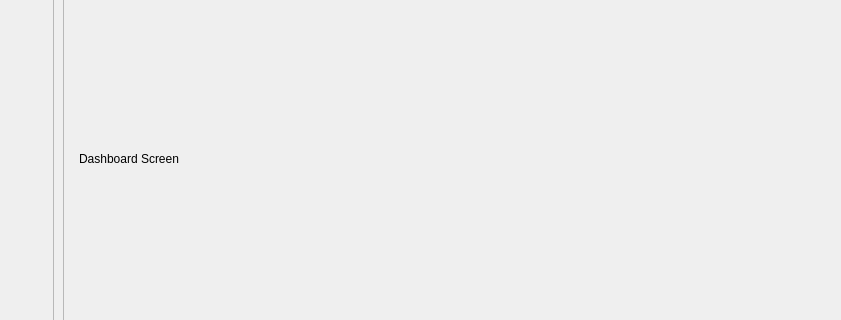
Above: Proyecto/ui/main_window.ui from CL200111/Ingesoft2025-1G8 before the change; both pictures show x 165 to 1006 and y 190 to 510 of the 1280 by 720 pixel window. Below: the same form after it.
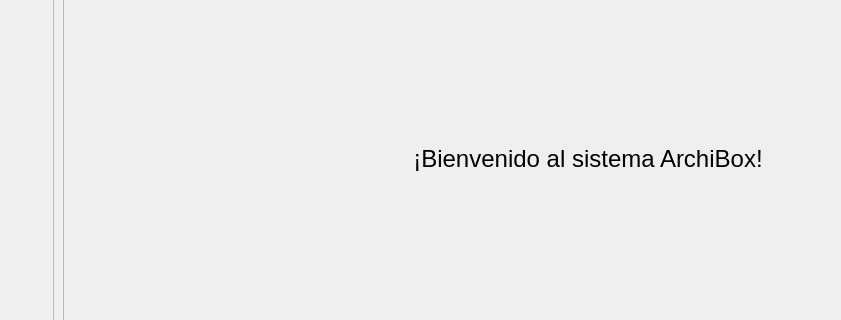
That is the form after the change.

Commit message: add welcome message in dashboard

```diff
--- a/Proyecto/ui/main_window.ui
+++ b/Proyecto/ui/main_window.ui
@@ -2,6 +2,14 @@
 <ui version="4.0">
  <class>MainWindow</class>
  <widget class="QMainWindow" name="MainWindow">
+  <property name="geometry">
+   <rect>
+    <x>0</x>
+    <y>0</y>
+    <width>1280</width>
+    <height>720</height>
+   </rect>
+  </property>
   <property name="sizePolicy">
    <sizepolicy hsizetype="Fixed" vsizetype="Fixed">
     <horstretch>0</horstretch>
@@ -73,8 +81,19 @@
        <layout class="QVBoxLayout" name="layout_dashboard">
         <item>
          <widget class="QLabel" name="label_dashboard">
+          <property name="font">
+           <font>
+            <pointsize>18</pointsize>
+           </font>
+          </property>
+          <property name="frameShadow">
+           <enum>QFrame::Plain</enum>
+          </property>
           <property name="text">
-           <string>Dashboard Screen</string>
+           <string>¡Bienvenido al sistema ArchiBox!</string>
+          </property>
+          <property name="alignment">
+           <set>Qt::AlignCenter</set>
           </property>
          </widget>
         </item>
```
The commit also changes 1 other file.
